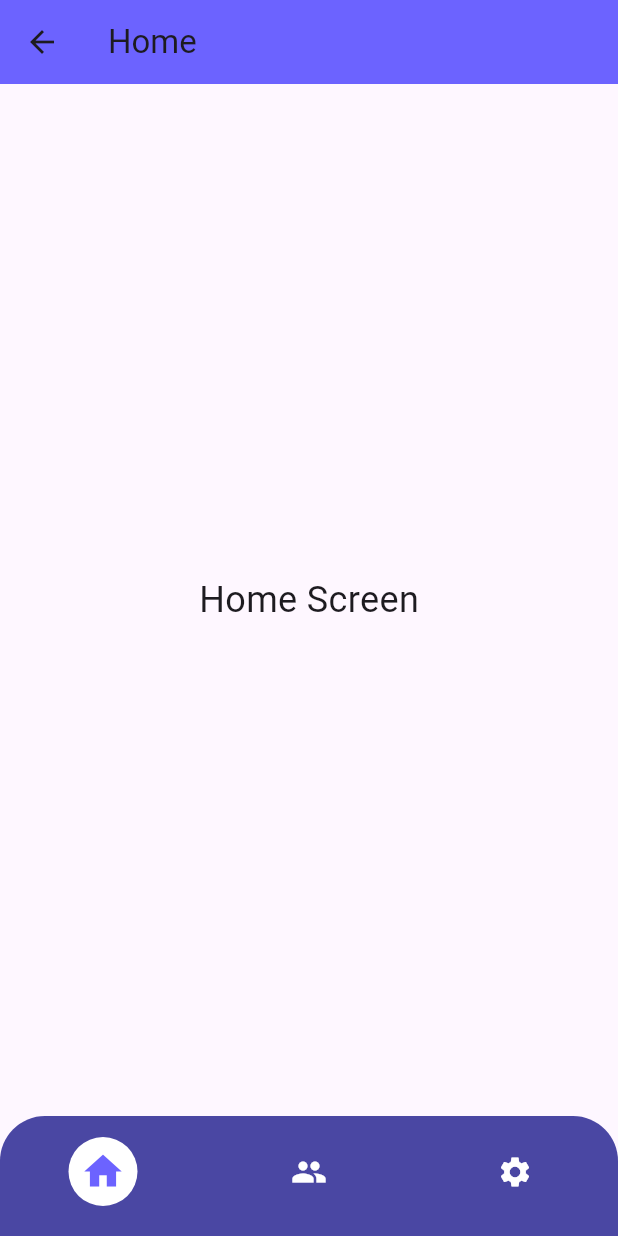
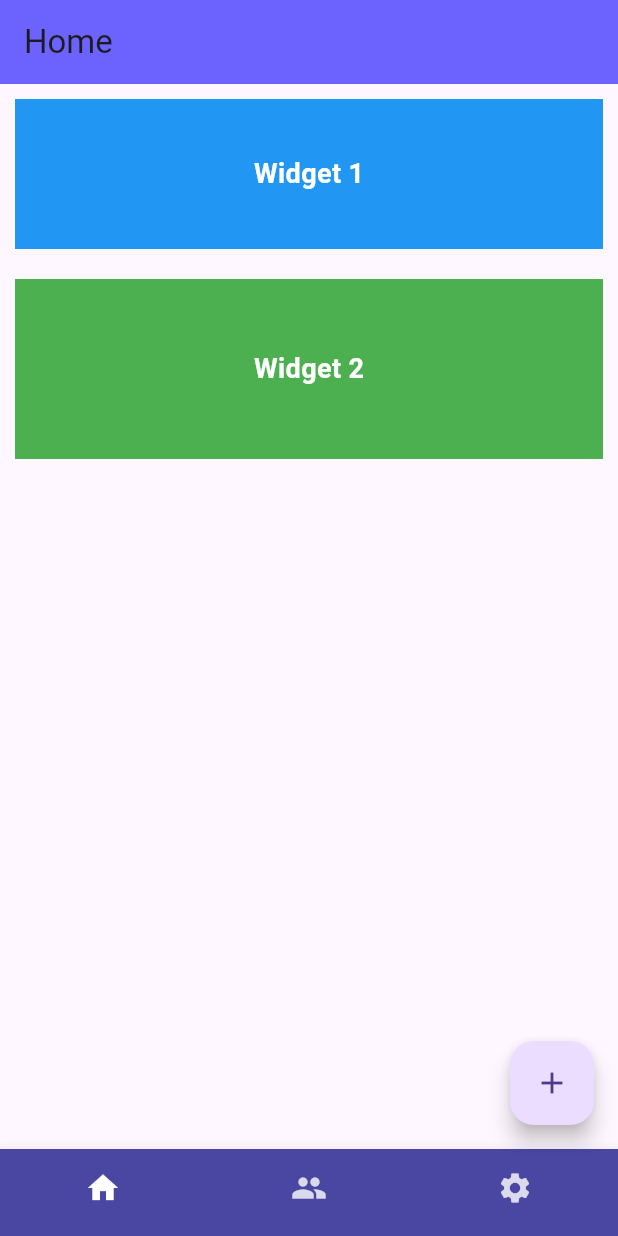
Before and after one commit to Vinit710/flutter_application_1, a Flutter app: the HomePage screen opened directly, on a phone screen of 412 x 824 dp. Run offline on Flutter 3.47's test engine with Material 3 defaults, Android fonts, the phone set to English and light mode, and no system bars.

Commit message:
added community and setting pages

```diff
--- a/lib/pages/home.dart
+++ b/lib/pages/home.dart
@@ -1,4 +1,6 @@
 import 'package:flutter/material.dart';
+import 'community.dart'; // Import CommunityPage
+import 'settings.dart'; // Import SettingsPage
 
 class HomePage extends StatefulWidget {
   const HomePage({super.key});
@@ -9,11 +11,114 @@
 
 class _HomePageState extends State<HomePage> {
   int _selectedIndex = 0;
+  List<WidgetConfig> _widgetConfigs = [];
+
+  @override
+  void initState() {
+    super.initState();
+    // Initialize with some default widgets
+    _widgetConfigs = [
+      WidgetConfig(size: 100, color: Colors.blue, text: "Widget 1"),
+      WidgetConfig(size: 120, color: Colors.green, text: "Widget 2"),
+    ];
+  }
 
   void _onItemTapped(int index) {
     setState(() {
       _selectedIndex = index;
     });
+
+    if (index == 1) {
+      Navigator.push(
+        context,
+        MaterialPageRoute(builder: (context) => const CommunityPage()),
+      );
+    } else if (index == 2) {
+      Navigator.push(
+        context,
+        MaterialPageRoute(builder: (context) => const SettingsPage()),
+      );
+    }
+  }
+
+  void _editWidget(int index) {
+    final config = _widgetConfigs[index];
+    showDialog(
+      context: context,
+      builder: (context) {
+        double newSize = config.size;
+        Color newColor = config.color;
+        TextEditingController textController =
+            TextEditingController(text: config.text);
+
+        return AlertDialog(
+          title: const Text("Edit Widget"),
+          content: Column(
+            mainAxisSize: MainAxisSize.min,
+            children: [
+              TextField(
+                controller: textController,
+                decoration: const InputDecoration(labelText: "Text"),
+              ),
+              const SizedBox(height: 10),
+              Slider(
+                value: newSize,
+                min: 50,
+                max: 200,
+                divisions: 10,
+                label: "${newSize.round()}",
+                onChanged: (value) {
+                  setState(() {
+                    newSize = value;
+                  });
+                },
+              ),
+              DropdownButton<Color>(
+                value: newColor,
+                onChanged: (value) {
+                  if (value != null) {
+                    setState(() {
+                      newColor = value;
+                    });
+                  }
+                },
+                items: [
+                  Colors.blue,
+                  Colors.green,
+                  Colors.red,
+                  Colors.orange,
+                  Colors.purple
+                ]
+                    .map((color) => DropdownMenuItem(
+                          value: color,
+                          child: Container(
+                            width: 20,
+                            height: 20,
+                            color: color,
+                          ),
+                        ))
+                    .toList(),
+              ),
+            ],
+          ),
+          actions: [
+            TextButton(
+              onPressed: () {
+                setState(() {
+                  _widgetConfigs[index] = WidgetConfig(
+                    size: newSize,
+                    color: newColor,
+                    text: textController.text,
+                  );
+                });
+                Navigator.of(context).pop();
+              },
+              child: const Text("Save"),
+            ),
+          ],
+        );
+      },
+    );
   }
 
   @override
@@ -24,90 +129,79 @@
         backgroundColor: const Color(0xFF6C63FF),
         elevation: 0,
       ),
-      body: const Center(
+      body: ListView.builder(
+        itemCount: _widgetConfigs.length,
+        itemBuilder: (context, index) {
+          final config = _widgetConfigs[index];
+          return GestureDetector(
+            onTap: () => _editWidget(index),
+            child: Container(
+              margin: const EdgeInsets.all(10),
+              width: double.infinity,
+              height: config.size,
+              color: config.color,
+              alignment: Alignment.center,
               child: Text(
-          'Home Screen',
-          style: TextStyle(fontSize: 24),
+                config.text,
+                style: const TextStyle(
+                  color: Colors.white,
+                  fontSize: 18,
+                  fontWeight: FontWeight.bold,
                 ),
               ),
-      bottomNavigationBar: Container(
-        decoration: const BoxDecoration(
-          color: const Color(0xFF4A47A3),
-          borderRadius: const BorderRadius.only(
-            topLeft: Radius.circular(30),
-            topRight: Radius.circular(30),
             ),
+          );
+        },
       ),
-        child: BottomNavigationBar(
+      floatingActionButton: FloatingActionButton(
+        onPressed: () {
+          setState(() {
+            _widgetConfigs.add(
+              WidgetConfig(
+                size: 100,
+                color: Colors.blue,
+                text: "New Widget",
+              ),
+            );
+          });
+        },
+        child: const Icon(Icons.add),
+      ),
+      bottomNavigationBar: BottomNavigationBar(
         currentIndex: _selectedIndex,
         onTap: _onItemTapped,
-          backgroundColor: Colors.transparent,
-          elevation: 0,
-          type: BottomNavigationBarType.fixed,
+        backgroundColor: const Color(0xFF4A47A3),
         selectedItemColor: Colors.white,
         unselectedItemColor: Colors.white.withOpacity(0.8),
         showSelectedLabels: false,
         showUnselectedLabels: false,
-          items: List.generate(
-            3,
-            (index) => _buildBubbleItem(
-              icon: _getIconForIndex(index),
-              label: _getLabelForIndex(index),
-              isActive: index == _selectedIndex,
+        items: const [
+          BottomNavigationBarItem(
+            icon: Icon(Icons.home),
+            label: 'Home',
           ),
+          BottomNavigationBarItem(
+            icon: Icon(Icons.group),
+            label: 'Community',
           ),
+          BottomNavigationBarItem(
+            icon: Icon(Icons.settings),
+            label: 'Settings',
           ),
+        ],
       ),
     );
   }
-
-  BottomNavigationBarItem _buildBubbleItem({
-    required IconData icon,
-    required String label,
-    required bool isActive,
-  }) {
-    return BottomNavigationBarItem(
-      icon: Container(
-        padding: EdgeInsets.all(isActive ? 8 : 0),
-        decoration: isActive
-            ? const BoxDecoration(
-                color: Colors.white,
-                shape: BoxShape.circle,
-              )
-            : null,
-        child: Icon(
-          icon,
-          size: isActive ? 30 : 24,
-          color: isActive ? const Color(0xFF6C63FF) : Colors.white,
-        ),
-      ),
-      label: label,
-    );
 }
 
-  IconData _getIconForIndex(int index) {
-    switch (index) {
-      case 0:
-        return Icons.home;
-      case 1:
-        return Icons.group;
-      case 2:
-        return Icons.settings;
-      default:
-        return Icons.circle;
+class WidgetConfig {
+  double size;
+  Color color;
+  String text;
+
+  WidgetConfig({
+    required this.size,
+    required this.color,
+    required this.text,
+  });
 }
-  }
-
-  String _getLabelForIndex(int index) {
-    switch (index) {
-      case 0:
-        return 'Home';
-      case 1:
-        return 'Community';
-      case 2:
-        return 'Settings';
-      default:
-        return '';
-    }
-  }
-}
```
Also changed, not shown: lib/pages/community.dart (added, +123 -0 lines), lib/pages/login_page.dart (+11 -23 lines), lib/pages/settings.dart (added, +201 -0 lines), 2 other files. Lines whose indentation alone changed are shown as unchanged.
